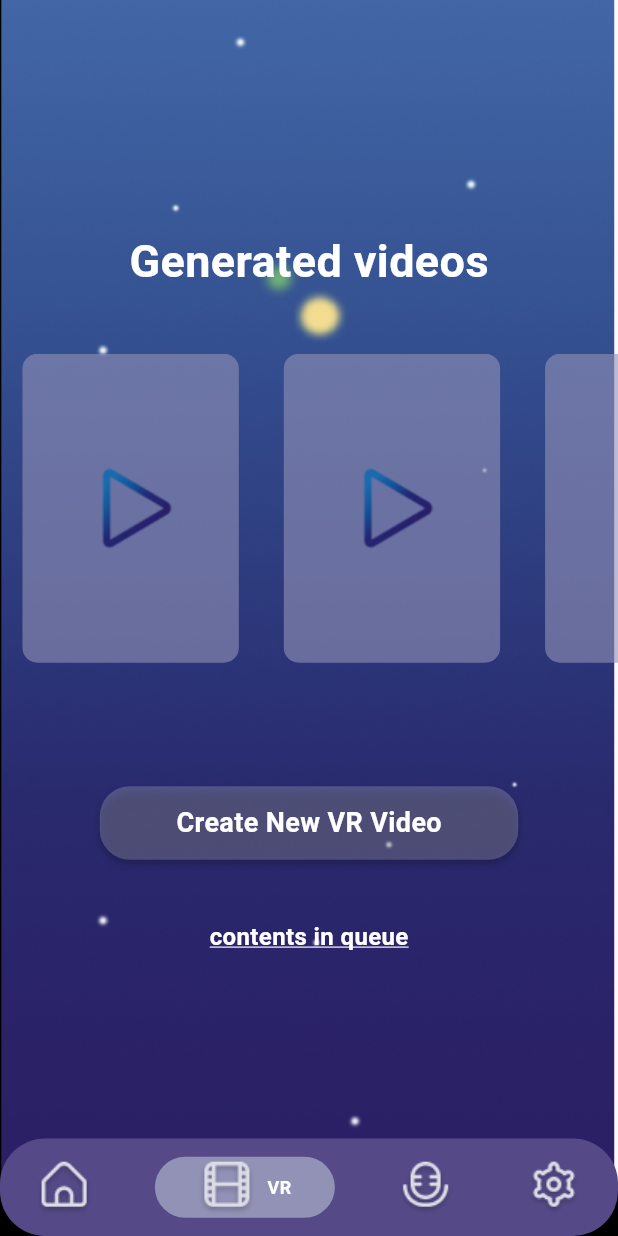
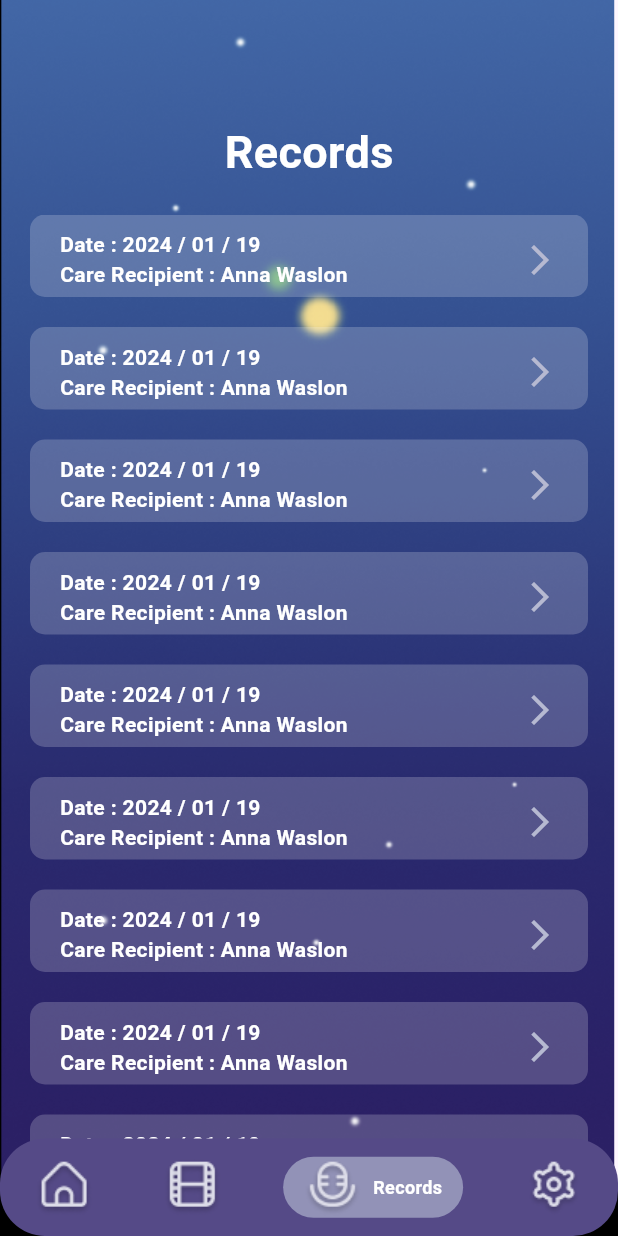
Before and after one commit to RememVR-2024-SolutionChallenge/RememVR-client, a Flutter app: the screen it shows after launch, on a phone screen of 412 x 824 dp. Run offline on Flutter 3.47's test engine with Material 3 defaults, Android fonts, the phone set to English and light mode, and no system bars; drawn by our look-alikes of persistent_bottom_nav_bar; our stand-ins replace dio, flutter_widget_from_html, percent_indicator, webview_flutter.

Commit message:
Feat: records page

```diff
--- a/lib/pages/caregiver/NavigatonPage.dart
+++ b/lib/pages/caregiver/NavigatonPage.dart
@@ -1,7 +1,7 @@
 import 'package:flutter/cupertino.dart';
 import 'package:flutter/material.dart';
 import 'package:persistent_bottom_nav_bar/persistent_tab_view.dart';
-import 'package:remember_me/pages/caregiver/records/BelovedMainPage.dart';
+import 'package:remember_me/pages/caregiver/records/RecordsMainPage.dart';
 import 'package:remember_me/pages/caregiver/home/HomeMainPage.dart';
 import 'package:remember_me/pages/caregiver/settings/SettingMainPage.dart';
 import 'package:remember_me/pages/caregiver/vr/VrMainPage.dart';
@@ -14,13 +14,13 @@ class NavigationPageWidget extends StatefulWidget {
 
 class _NavigationPageWidgetState extends State<NavigationPageWidget> {
   PersistentTabController _controller =
-      PersistentTabController(initialIndex: 1);
+      PersistentTabController(initialIndex: 2);
 
   List<Widget> _widgetOptions() {
     return [
       HomeMainPageWidget(),
       VrMainPageWidget(),
-      BelovedMainPageWidget(),
+      RecordsMainPageWidget(),
       SettingPageWidget()
     ];
   }
--- /dev/null
+++ b/lib/pages/caregiver/records/RecordsMainPage.dart
@@ -0,0 +1,94 @@
+import 'package:flutter/material.dart';
+import 'package:remember_me/pages/caregiver/records/RecordsViewDetailPage.dart';
+
+class RecordsMainPageWidget extends StatefulWidget {
+  const RecordsMainPageWidget({super.key});
+  @override
+  _RecordsMainPageWidgetState createState() => _RecordsMainPageWidgetState();
+}
+
+class _RecordsMainPageWidgetState extends State<RecordsMainPageWidget> {
+  @override
+  void initState() {
+    super.initState();
+  }
+
+  @override
+  Widget build(BuildContext context) {
+    return Scaffold(
+      body: Container(
+        decoration: BoxDecoration(
+          image: DecorationImage(
+            image: AssetImage('assets/images/background.png'),
+            fit: BoxFit.cover,
+          ),
+        ),
+        child: Center(
+            child: Container(
+          padding: EdgeInsets.fromLTRB(20, 80, 20, 0),
+          child: Column(children: [
+            Container(
+                margin: EdgeInsets.only(bottom: 20),
+                child: Text("Records",
+                    style: TextStyle(
+                      color: Colors.white,
+                      fontSize: 30,
+                      fontWeight: FontWeight.w700,
+                    ))),
+            Expanded(
+              child: ListView.builder(
+                itemCount: 10,
+                itemBuilder: (BuildContext context, int index) {
+                  return GestureDetector(
+                      onTap: () {
+                        Navigator.push(
+                            context,
+                            MaterialPageRoute(
+                                builder: (context) =>
+                                    RecordsViewDetailPageWidget(
+                                        outline: RecordCard())));
+                      },
+                      child: RecordCard());
+                },
+              ),
+            )
+          ]),
+        )),
+      ),
+    );
+  }
+}
+
+class RecordCard extends StatelessWidget {
+  @override
+  Widget build(BuildContext context) {
+    return Container(
+        width: MediaQuery.of(context).size.width * 0.9,
+        margin: EdgeInsets.only(
+          bottom: 20,
+        ),
+        child: Row(
+          mainAxisAlignment: MainAxisAlignment.spaceBetween,
+          children: [
+            Column(
+              crossAxisAlignment: CrossAxisAlignment.start,
+              children: [
+                Text("Date : 2024 / 01 / 19",
+                    style: TextStyle(
+                        color: Colors.white, fontWeight: FontWeight.w600)),
+                Text("Care Recipient : Anna Waslon",
+                    style: TextStyle(
+                        color: Colors.white, fontWeight: FontWeight.w600))
+              ],
+            ),
+            Icon(
+              Icons.arrow_forward_ios,
+              color: Color(0xffB6B9D1),
+            )
+          ],
+        ),
+        padding: EdgeInsets.fromLTRB(20, 10, 20, 5),
+        decoration: BoxDecoration(
+            borderRadius: BorderRadius.circular(10), color: Color(0x33ffffff)));
+  }
+}
```
Also changed, not shown: lib/pages/caregiver/records/BelovedMainPage.dart (deleted, +0 -34 lines), lib/pages/caregiver/records/RecordsViewDetailPage.dart (added, +56 -0 lines).
